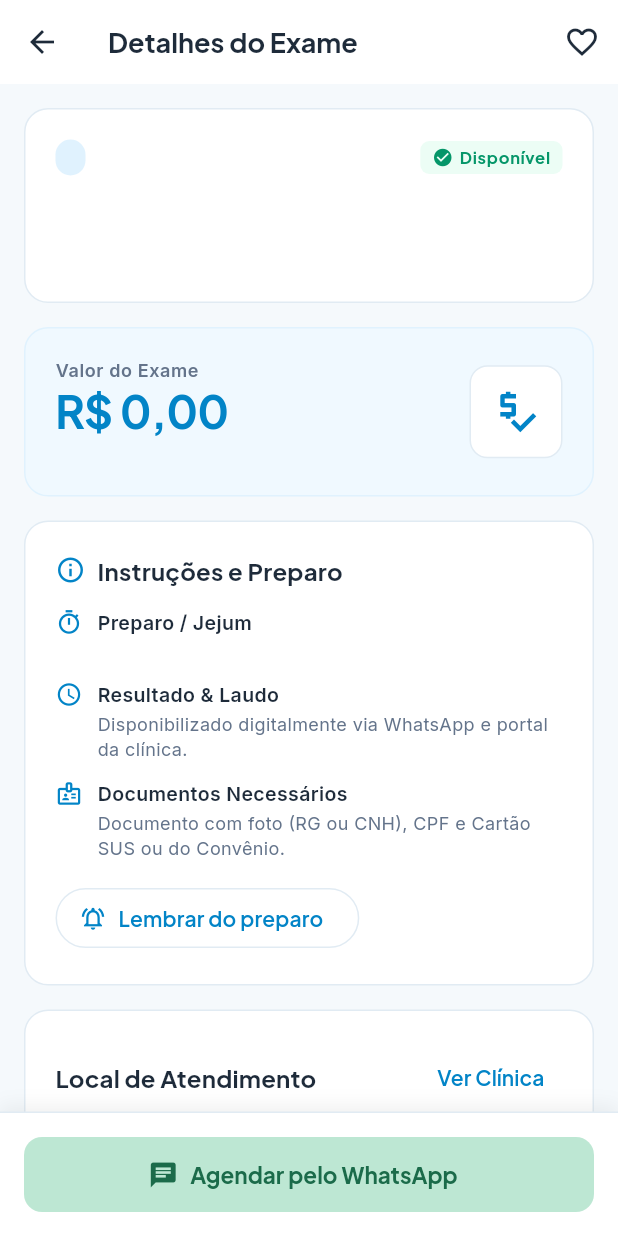
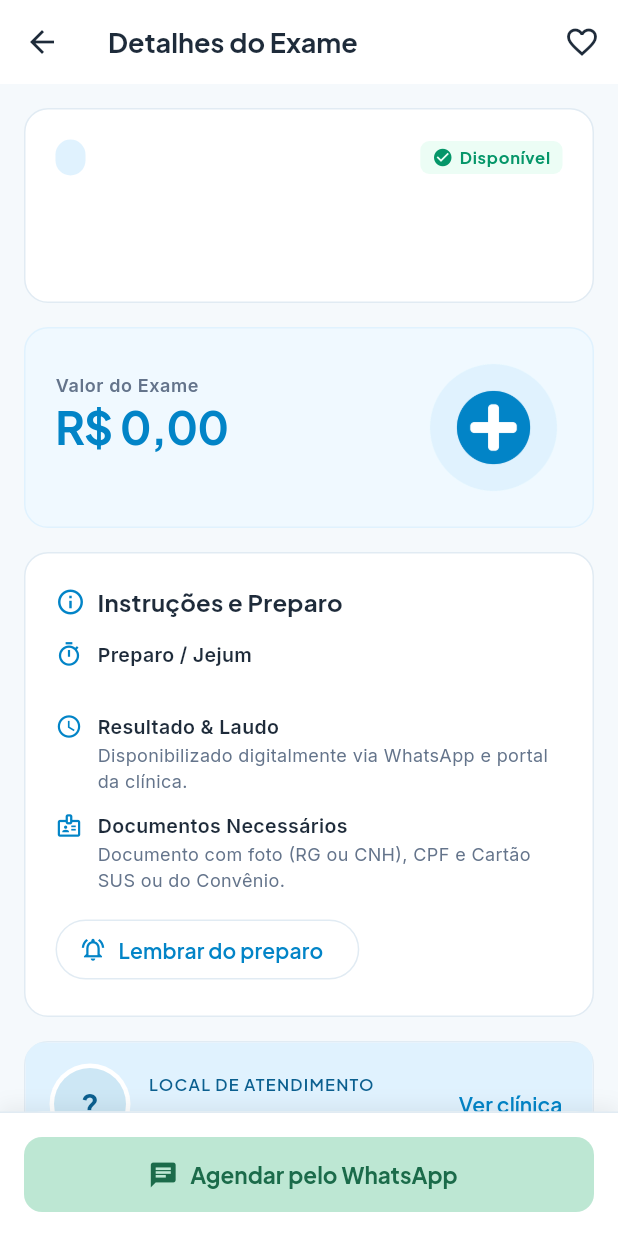
Before and after one commit to MarcioFerreiraL/clinics-mobile, a Flutter app: the _ExamBody screen opened directly with empty values, on a phone screen of 412 x 824 dp. Run offline on Flutter 3.47's test engine with Material 3 defaults, Android fonts, the phone set to English and light mode, and no system bars; our stand-ins replace dio, flutter_local_notifications, flutter_riverpod, flutter_secure_storage, flutter_timezone, geolocator and 6 more; accounts and stored records are empty; network calls fail.

Commit message:
feat(exam): ilustração no card de preço e botão Ver mais
Co-Authored-By: Claude Sonnet 5.5 <noreply@anthropic.com>

```diff
--- a/clinics/lib/features/clinic/presentation/screens/clinic_profile_screen.dart
+++ b/clinics/lib/features/clinic/presentation/screens/clinic_profile_screen.dart
@@ -407,7 +407,7 @@ class _ClinicBodyState extends ConsumerState<_ClinicBody>
                                         borderRadius: BorderRadius.circular(6),
                                       ),
                                       child: Text(
-                                        'Detalhes',
+                                        'Ver mais',
                                         style: theme.textTheme.labelSmall
                                             ?.copyWith(
                                               color: AppColors.primary,
--- a/clinics/lib/features/exam/presentation/screens/exam_detail_screen.dart
+++ b/clinics/lib/features/exam/presentation/screens/exam_detail_screen.dart
@@ -8,13 +8,14 @@ import 'package:go_router/go_router.dart';
 import '../../../../core/theme/app_colors.dart';
 import '../../../../core/widgets/error_view.dart';
 import '../../../auth/presentation/providers/auth_provider.dart';
-import '../../../clinic/domain/operating_hours.dart';
 import '../../../favorites/data/favorites_repository.dart';
 import '../../../search/domain/money.dart';
 import '../../../../core/device/notification_service.dart';
 import '../../data/exam_repository.dart';
 import '../../domain/exam_detail.dart';
+import '../exam_art.dart';
 import '../open_exam_whatsapp.dart';
+import '../widgets/clinic_location_card.dart';
 
 class ExamDetailScreen extends ConsumerWidget {
   final String examId;
@@ -274,17 +275,13 @@ class _ExamBody extends ConsumerWidget {
                       ),
                     ],
                   ),
-                  Container(
-                    padding: const EdgeInsets.all(12),
-                    decoration: BoxDecoration(
-                      color: Colors.white,
-                      borderRadius: BorderRadius.circular(12),
-                      border: Border.all(color: AppColors.borderOutline),
-                    ),
-                    child: const Icon(
-                      Icons.price_check,
-                      size: 36,
-                      color: AppColors.primary,
+                  ClipRRect(
+                    borderRadius: BorderRadius.circular(16),
+                    child: Image.asset(
+                      examArtAsset(exam.examType.category),
+                      width: 92,
+                      height: 92,
+                      fit: BoxFit.cover,
                     ),
                   ),
                 ],
@@ -354,115 +351,7 @@ class _ExamBody extends ConsumerWidget {
             const SizedBox(height: 16),
 
             // Clinic Information Card
-            Container(
-              padding: const EdgeInsets.all(20),
-              decoration: BoxDecoration(
-                color: Colors.white,
-                borderRadius: BorderRadius.circular(16),
-                border: Border.all(color: AppColors.borderOutline),
-              ),
-              child: Column(
-                crossAxisAlignment: CrossAxisAlignment.start,
-                children: [
-                  Row(
-                    mainAxisAlignment: MainAxisAlignment.spaceBetween,
-                    children: [
-                      Text(
-                        'Local de Atendimento',
-                        style: theme.textTheme.titleMedium?.copyWith(
-                          fontWeight: FontWeight.w700,
-                        ),
-                      ),
-                      TextButton(
-                        onPressed: () => context.push('/clinic/${clinic.id}'),
-                        child: const Text('Ver Clínica'),
-                      ),
-                    ],
-                  ),
-                  const SizedBox(height: 10),
-                  Row(
-                    children: [
-                      Container(
-                        width: 48,
-                        height: 48,
-                        decoration: BoxDecoration(
-                          color: AppColors.atmosphericBlue,
-                          borderRadius: BorderRadius.circular(12),
-                        ),
-                        child: const Icon(
-                          Icons.local_hospital,
-                          color: AppColors.primary,
-                        ),
-                      ),
-                      const SizedBox(width: 14),
-                      Expanded(
-                        child: Column(
-                          crossAxisAlignment: CrossAxisAlignment.start,
-                          children: [
-                            Row(
-                              children: [
-                                Flexible(
-                                  child: Text(
-                                    clinic.name,
-                                    style: theme.textTheme.titleMedium
-                                        ?.copyWith(
-                                          fontWeight: FontWeight.bold,
-                                          fontSize: 15,
-                                        ),
-                                  ),
-                                ),
-                                const SizedBox(width: 4),
-                                if (clinic.isVerified)
-                                  const Icon(
-                                    Icons.verified,
-                                    size: 16,
-                                    color: AppColors.primaryLight,
-                                  ),
-                              ],
-                            ),
-                            const SizedBox(height: 2),
-                            Text(
-                              [
-                                if (clinic.address != null) clinic.address!,
-                                if (clinic.neighborhood != null)
-                                  clinic.neighborhood!,
-                              ].join(' • '),
-                              style: theme.textTheme.bodySmall,
-                            ),
-                          ],
-                        ),
-                      ),
-                    ],
-                  ),
-                  const SizedBox(height: 12),
-                  Container(
-                    padding: const EdgeInsets.all(10),
-                    decoration: BoxDecoration(
-                      color: AppColors.surfaceCanvas,
-                      borderRadius: BorderRadius.circular(10),
-                    ),
-                    child: Row(
-                      children: [
-                        const Icon(
-                          Icons.access_time,
-                          size: 16,
-                          color: AppColors.slateSecondary,
-                        ),
-                        const SizedBox(width: 8),
-                        Expanded(
-                          child: Text(
-                            '${clinic.openNow ? 'Aberto agora' : 'Fechado agora'} • ${OperatingHours.summarize(clinic.operatingHours)}',
-                            style: theme.textTheme.bodySmall?.copyWith(
-                              fontSize: 11,
-                            ),
-                          ),
-                        ),
-                      ],
-                    ),
-                  ),
-                ],
-              ),
-            ),
+            ClinicLocationCard(clinic: clinic),
           ],
         ),
       ),
--- a/clinics/lib/features/search/presentation/screens/search_results_screen.dart
+++ b/clinics/lib/features/search/presentation/screens/search_results_screen.dart
@@ -579,7 +579,7 @@ class _SearchResultsScreenState extends ConsumerState<SearchResultsScreen> {
                                       onPressed: () =>
                                           context.push('/exam/${exam.id}'),
                                       child: const Text(
-                                        'Ver Preparo e Detalhes',
+                                        'Ver mais',
                                         style: TextStyle(fontSize: 12),
                                       ),
                                     ),
```
